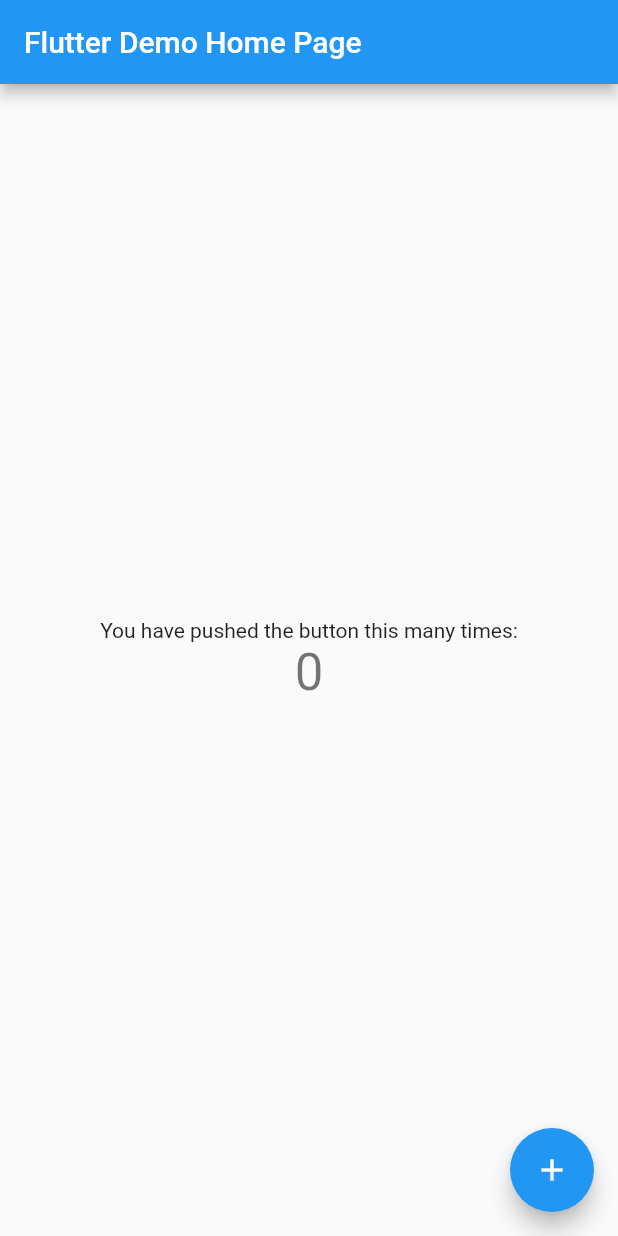
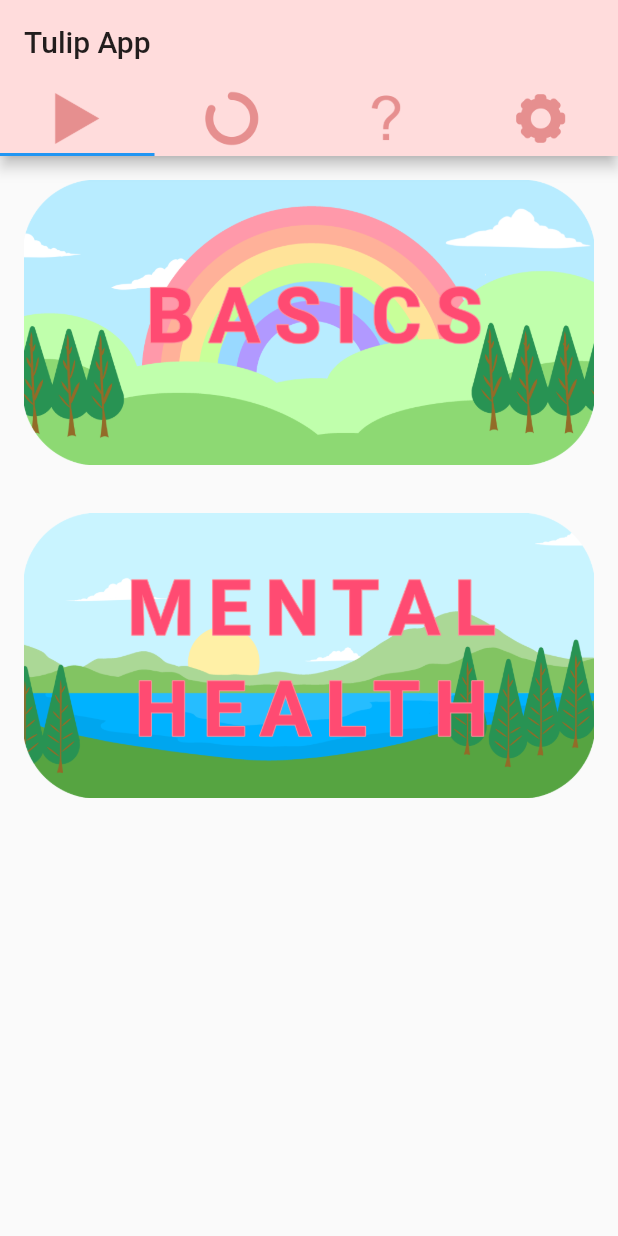
Before and after one commit to TulipProject/tulip_app, a Flutter app: the screen it shows after launch, on a phone screen of 412 x 824 dp. Run offline on Flutter 3.47's test engine with Material 2 defaults, Android fonts, the phone set to English and light mode, and no system bars.

Commit message:
media page started

```diff
--- a/lib/main.dart
+++ b/lib/main.dart
@@ -1,113 +1,41 @@
 import 'package:flutter/material.dart';
+import 'package:tulip_app/mediaPage.dart';
 
 void main() {
   runApp(MyApp());
 }
 
 class MyApp extends StatelessWidget {
-  // This widget is the root of your application.
-  @override
   Widget build(BuildContext context) {
     return MaterialApp(
-      title: 'Flutter Demo',
-      theme: ThemeData(
-        // This is the theme of your application.
-        //
-        // Try running your application with "flutter run". You'll see the
-        // application has a blue toolbar. Then, without quitting the app, try
-        // changing the primarySwatch below to Colors.green and then invoke
-        // "hot reload" (press "r" in the console where you ran "flutter run",
-        // or simply save your changes to "hot reload" in a Flutter IDE).
-        // Notice that the counter didn't reset back to zero; the application
-        // is not restarted.
-        primarySwatch: Colors.blue,
+      theme: ThemeData(primaryColor: Color.fromRGBO(255,220,220,1.0)
       ),
-      home: MyHomePage(title: 'Flutter Demo Home Page'),
+      home:
+        DefaultTabController(
+              length: 4,
+              child: Scaffold(
+                appBar: AppBar(
+                  title: Text('Tulip App'),
+                  bottom: TabBar(
+                    tabs: [
+                      Tab(icon: Image.asset('assets/Video_Icon.png')),
+                      Tab(icon: Image.asset('assets/Tracker_Icon.png')),
+                      Tab(icon: Image.asset('assets/Questions_Icon.png')),
+                      Tab(icon: Image.asset('assets/Settings_Icon.png')),
+
+                    ],
+                  ),
+                ),
+                body: TabBarView(
+                  children: [
+                    mediaPage(),
+                    Text('Settings'),
+                    Text('Tracker'),
+                    Text('Video')
+                  ],
+                ),
+              ),
+            ),
     );
   }
 }
-
-class MyHomePage extends StatefulWidget {
-  MyHomePage({Key key, this.title}) : super(key: key);
-
-  // This widget is the home page of your application. It is stateful, meaning
-  // that it has a State object (defined below) that contains fields that affect
-  // how it looks.
-
-  // This class is the configuration for the state. It holds the values (in this
-  // case the title) provided by the parent (in this case the App widget) and
-  // used by the build method of the State. Fields in a Widget subclass are
-  // always marked "final".
-
-  final String title;
-
-  @override
-  _MyHomePageState createState() => _MyHomePageState();
-}
-
-class _MyHomePageState extends State<MyHomePage> {
-  int _counter = 0;
-
-  void _incrementCounter() {
-    setState(() {
-      // This call to setState tells the Flutter framework that something has
-      // changed in this State, which causes it to rerun the build method below
-      // so that the display can reflect the updated values. If we changed
-      // _counter without calling setState(), then the build method would not be
-      // called again, and so nothing would appear to happen.
-      _counter++;
-    });
-  }
-
-  @override
-  Widget build(BuildContext context) {
-    // This method is rerun every time setState is called, for instance as done
-    // by the _incrementCounter method above.
-    //
-    // The Flutter framework has been optimized to make rerunning build methods
-    // fast, so that you can just rebuild anything that needs updating rather
-    // than having to individually change instances of widgets.
-    return Scaffold(
-      appBar: AppBar(
-        // Here we take the value from the MyHomePage object that was created by
-        // the App.build method, and use it to set our appbar title.
-        title: Text(widget.title),
-      ),
-      body: Center(
-        // Center is a layout widget. It takes a single child and positions it
-        // in the middle of the parent.
-        child: Column(
-          // Column is also a layout widget. It takes a list of children and
-          // arranges them vertically. By default, it sizes itself to fit its
-          // children horizontally, and tries to be as tall as its parent.
-          //
-          // Invoke "debug painting" (press "p" in the console, choose the
-          // "Toggle Debug Paint" action from the Flutter Inspector in Android
-          // Studio, or the "Toggle Debug Paint" command in Visual Studio Code)
-          // to see the wireframe for each widget.
-          //
-          // Column has various properties to control how it sizes itself and
-          // how it positions its children. Here we use mainAxisAlignment to
-          // center the children vertically; the main axis here is the vertical
-          // axis because Columns are vertical (the cross axis would be
-          // horizontal).
-          mainAxisAlignment: MainAxisAlignment.center,
-          children: <Widget>[
-            Text(
-              'You have pushed the button this many times:',
-            ),
-            Text(
-              '$_counter',
-              style: Theme.of(context).textTheme.headline4,
-            ),
-          ],
-        ),
-      ),
-      floatingActionButton: FloatingActionButton(
-        onPressed: _incrementCounter,
-        tooltip: 'Increment',
-        child: Icon(Icons.add),
-      ), // This trailing comma makes auto-formatting nicer for build methods.
-    );
-  }
-}
--- /dev/null
+++ b/lib/mediaButton.dart
@@ -0,0 +1,45 @@
+import 'package:flutter/material.dart';
+import 'package:tulip_app/mediaCategoryPage.dart';
+import 'package:tulip_app/mediaPage.dart';
+
+class mediaButton extends StatefulWidget{
+  final image;
+
+  mediaButton(this.image){}
+  @override
+  State<StatefulWidget> createState() {
+    return _mediaButton(image);
+  }
+  }
+
+class _mediaButton extends State<mediaButton> {
+  final image;
+
+  final ButtonStyle flatButtonStyle = TextButton.styleFrom(
+    primary: Colors.black87,
+    minimumSize: Size(2, 1),
+    padding: EdgeInsets.symmetric(horizontal: 16.0, vertical: 16),
+    shape: const RoundedRectangleBorder(
+      borderRadius: BorderRadius.all(Radius.circular(2.0)),
+    ),
+  );
+
+  _mediaButton(this.image){}
+
+  Widget build(BuildContext context){
+    return TextButton(
+      style: flatButtonStyle,
+      onPressed: (){Navigator.of(context).push(_createRoute());},
+      child: Image.asset(image)
+    );
+  }
+
+  Route _createRoute() {
+  return PageRouteBuilder(
+    pageBuilder: (context, animation, secondaryAnimation) => mediaCategoryPage("Basics"),
+    transitionsBuilder: (context, animation, secondaryAnimation, child) {
+      return child;
+      },
+    );
+  }
+}
--- /dev/null
+++ b/lib/mediaCategoryPage.dart
@@ -0,0 +1,14 @@
+import 'package:flutter/material.dart';
+
+class mediaCategoryPage extends StatelessWidget{
+  final categoryTitle;
+
+  mediaCategoryPage(this.categoryTitle){}
+
+  Widget build(BuildContext){
+    return Scaffold(
+      appBar: AppBar(title: Text(categoryTitle))
+    );
+
+  }
+}
--- /dev/null
+++ b/lib/mediaPage.dart
@@ -0,0 +1,12 @@
+import 'package:flutter/material.dart';
+import 'package:tulip_app/mediaButton.dart';
+
+class mediaPage extends StatelessWidget{
+  final mediaButtons = ['assets/BasicsButton.png', 'assets/MentalHealthButton.png'];
+
+  Widget build(BuildContext){
+    return Scaffold(
+      body: Column(children: <Widget>[mediaButton(mediaButtons[0]), mediaButton(mediaButtons[1])],)
+    );
+  }
+}
```
Also changed, not shown: pubspec.yaml (+9 -3 lines), assets/Article_Icon.png (added), assets/BasicsButton.png (added), assets/Logo.jpg (added), assets/MentalHealthButton.png (added), assets/Questions_Icon.png (added), assets/Settings_Icon.png (added), assets/Tracker_Icon.png (added), assets/Video_Icon.png (added).
